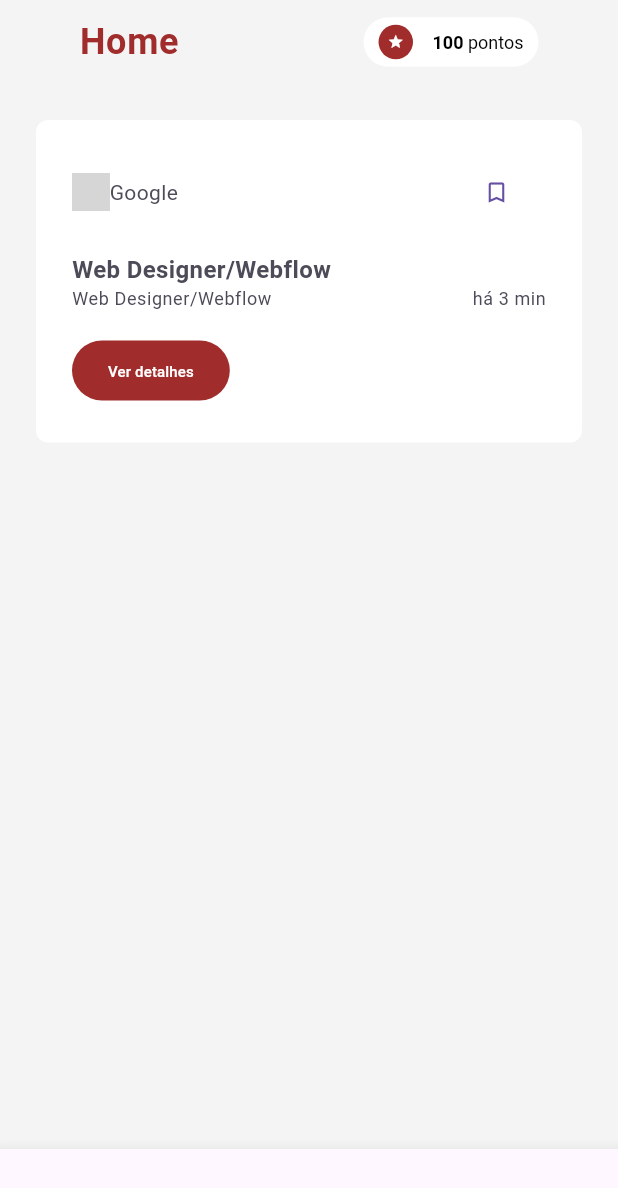
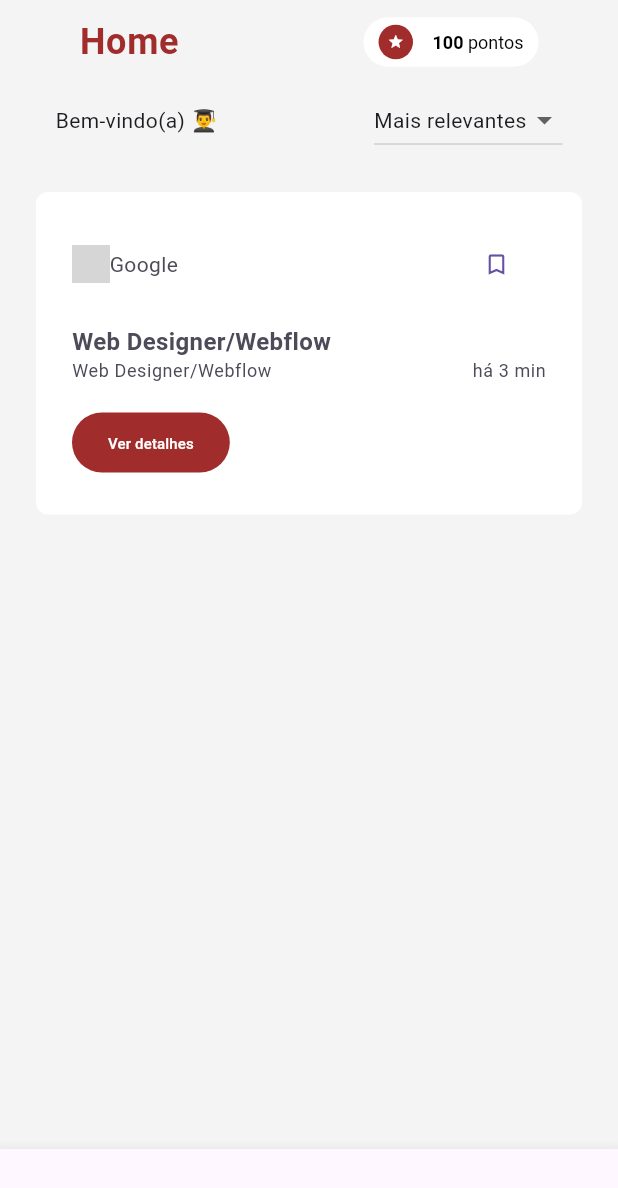
Before and after one commit to GiovanaJensen/fatec-internship, a Flutter app: the screen it shows after launch, on a phone screen of 412 x 824 dp. Shown: the top 1188 px of the screen. Run offline on Flutter 3.47's test engine with Material 3 defaults, Android fonts, the phone set to English and light mode, and no system bars; network calls fail; grey boxes are pictures that could not be loaded.

Commit message:
add: secao de subheader (MVP)

```diff
--- /dev/null
+++ b/lib/components/dropdown.dart
@@ -0,0 +1,32 @@
+import 'package:flutter/material.dart';
+
+class DropdownButtonElement extends StatefulWidget {
+  const DropdownButtonElement({super.key});
+
+  @override
+  State<DropdownButtonElement> createState() => _DropdownButtonElementState();
+}
+
+class _DropdownButtonElementState extends State<DropdownButtonElement> {
+  @override
+  Widget build(BuildContext context) {
+    String dropdownValue = "Mais relevantes";
+    return DropdownButton<String>(
+            value: dropdownValue,
+            style: Theme.of(context).textTheme.bodyMedium,
+            icon: Icon(Icons.arrow_drop_down),
+            onChanged: (String? newValue) {
+              setState(() {
+                dropdownValue = newValue!;
+              });
+            },
+            items: const [
+              DropdownMenuItem<String>(
+                  value: "Mais relevantes", child: Text('Mais relevantes')),
+              DropdownMenuItem<String>(
+                  value: "Recentes", child: Text('Recentes')),
+              DropdownMenuItem<String>(value: "Popular", child: Text('Popular')),
+            ],
+          );
+  }
+}
--- /dev/null
+++ b/lib/components/sub_header.dart
@@ -0,0 +1,31 @@
+import 'package:fatec_internship/components/dropdown.dart';
+import 'package:fatec_internship/themes/my_theme.dart';
+import 'package:fatec_internship/themes/theme_colors.dart';
+import 'package:flutter/material.dart';
+
+class SubHeader extends StatefulWidget {
+  const SubHeader({super.key});
+
+  @override
+  State<SubHeader> createState() => _SubHeaderState();
+}
+
+class _SubHeaderState extends State<SubHeader> {
+  @override
+  Widget build(BuildContext context) {
+
+    return Padding(
+      padding: const EdgeInsets.symmetric(horizontal: 37.0),
+      child: Container(
+        decoration: const BoxDecoration(color: ThemeColors.backgroundColor),
+        child: Row(mainAxisAlignment: MainAxisAlignment.spaceBetween, children: [
+          Text(
+            "Bem-vindo(a) 👨‍🎓",
+            style: Theme.of(context).textTheme.bodyMedium,
+          ),
+          DropdownButtonElement(),
+        ]),
+      ),
+    );
+  }
+}
--- a/lib/screens/Home.dart
+++ b/lib/screens/Home.dart
@@ -1,4 +1,5 @@
 import 'package:fatec_internship/components/Header.dart';
+import 'package:fatec_internship/components/sub_header.dart';
 import 'package:fatec_internship/components/vagas/Vagas_card.dart';
 import 'package:fatec_internship/themes/theme_colors.dart';
 import 'package:flutter/material.dart';
@@ -16,6 +17,7 @@ class HomePage extends StatelessWidget {
         ),
         child: const Column(
           children: [
+            SubHeader(),
             VagasCard(),
           ],
         ),
```
